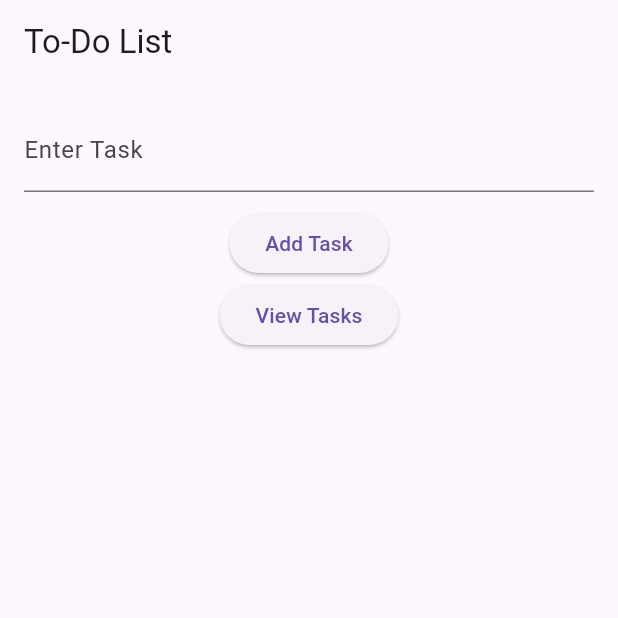
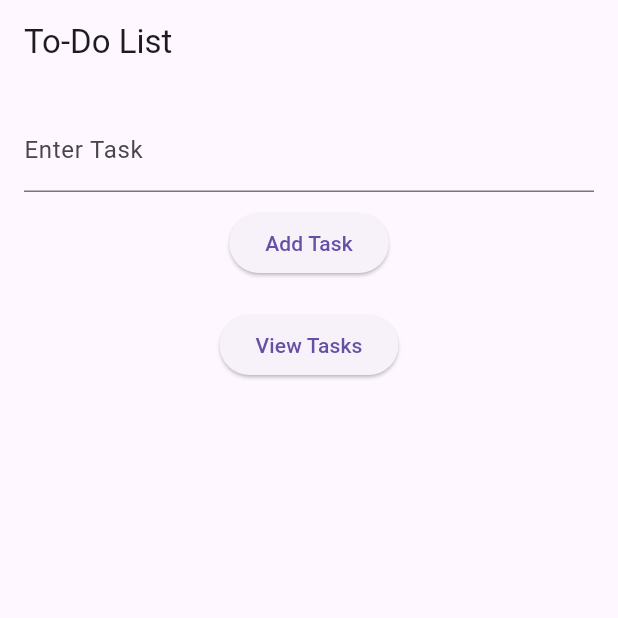
Before and after one commit to Kareena387/flutter_project_kareerbuddy, a Flutter app: the screen it shows after launch, on a phone screen of 412 x 824 dp, the top half of it. Run offline on Flutter 3.47's test engine with Material 3 defaults, Android fonts, the phone set to English and light mode, and no system bars; our stand-ins replace get.

Commit message:
adding space

```diff
--- a/lib/views/dolist_taskinput_page.dart
+++ b/lib/views/dolist_taskinput_page.dart
@@ -29,6 +29,7 @@ class TaskInputPage extends StatelessWidget {
               },
               child: Text("Add Task"),
             ),
+            SizedBox(height: 20), // Adds space between buttons
             ElevatedButton(
               onPressed: () => Get.to(TaskListPage()),
               child: Text("View Tasks"),
```
